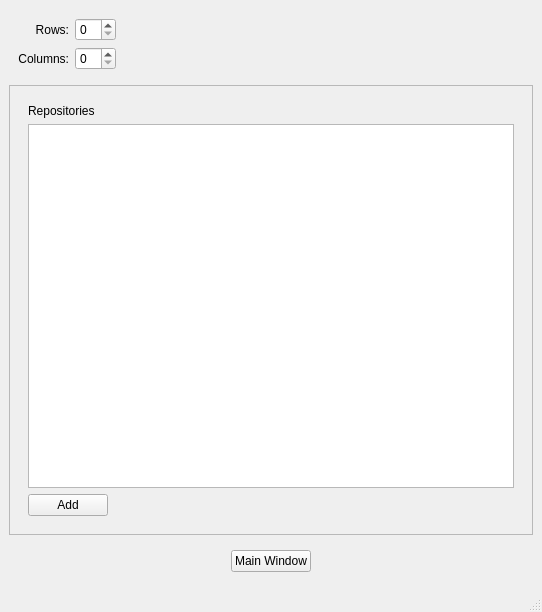
Above: Git-Dashboard/CreateConfigWindow.ui from jplflyer/Git-Dashboard before the change. Below: the same form after it.
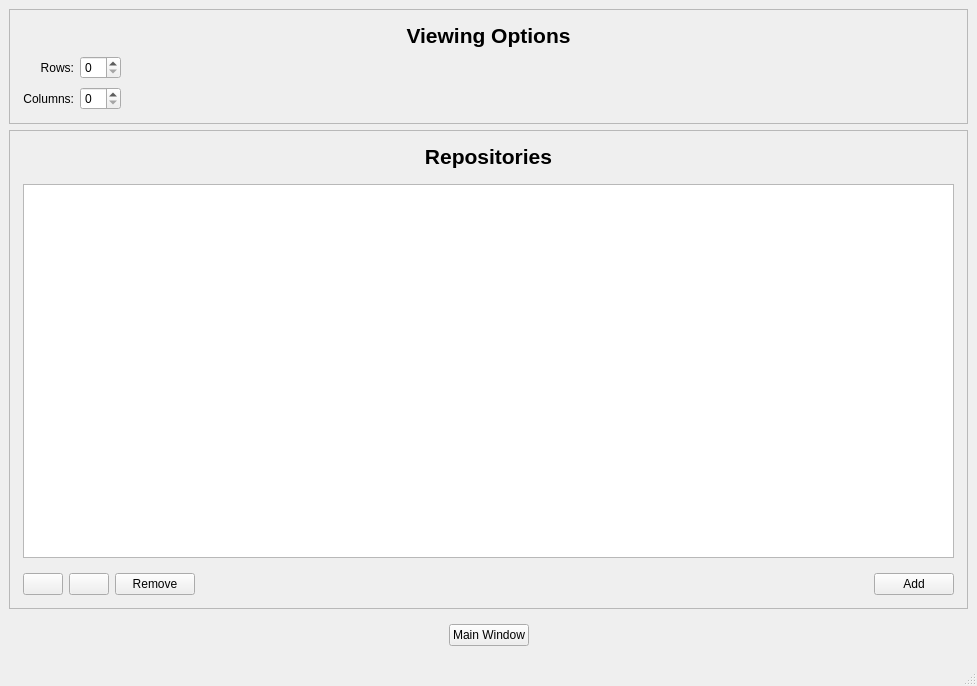
That is the form after the change. Icons and pictures are not drawn.

Commit message: GDASH-8: Can resort repos in the config directory.

The edit to the form file:
```diff
--- a/Git-Dashboard/CreateConfigWindow.ui
+++ b/Git-Dashboard/CreateConfigWindow.ui
@@ -6,19 +6,43 @@
    <rect>
     <x>0</x>
     <y>0</y>
-    <width>542</width>
-    <height>612</height>
+    <width>977</width>
+    <height>686</height>
    </rect>
   </property>
   <property name="windowTitle">
    <string>Git Dashboard Configuration</string>
   </property>
   <widget class="QWidget" name="centralwidget">
+   <layout class="QVBoxLayout" name="verticalLayout_4">
+    <item>
+     <widget class="QFrame" name="viewOptionsFrame">
+      <property name="frameShape">
+       <enum>QFrame::StyledPanel</enum>
+      </property>
+      <property name="frameShadow">
+       <enum>QFrame::Raised</enum>
+      </property>
    <layout class="QVBoxLayout" name="verticalLayout_3">
     <item>
      <widget class="QWidget" name="formWidget" native="true">
       <layout class="QGridLayout" name="gridLayout">
-       <item row="0" column="0">
+          <property name="leftMargin">
+           <number>4</number>
+          </property>
+          <property name="topMargin">
+           <number>4</number>
+          </property>
+          <property name="rightMargin">
+           <number>4</number>
+          </property>
+          <property name="bottomMargin">
+           <number>4</number>
+          </property>
+          <property name="verticalSpacing">
+           <number>8</number>
+          </property>
+          <item row="1" column="0">
         <widget class="QLabel" name="rowsL">
          <property name="text">
           <string>Rows:</string>
@@ -28,10 +52,14 @@
          </property>
         </widget>
        </item>
-       <item row="0" column="1">
-        <widget class="QSpinBox" name="rowsSpin"/>
-       </item>
-       <item row="0" column="2">
+          <item row="1" column="1">
+           <widget class="QSpinBox" name="rowsSpin">
+            <property name="maximum">
+             <number>32</number>
+            </property>
+           </widget>
+          </item>
+          <item row="1" column="2">
         <spacer name="horizontalSpacer">
          <property name="orientation">
           <enum>Qt::Horizontal</enum>
@@ -44,7 +72,7 @@
          </property>
         </spacer>
        </item>
-       <item row="1" column="0">
+          <item row="2" column="0">
         <widget class="QLabel" name="columnsL">
          <property name="text">
           <string>Columns:</string>
@@ -54,8 +82,32 @@
          </property>
         </widget>
        </item>
-       <item row="1" column="1">
-        <widget class="QSpinBox" name="columnsSpin"/>
+          <item row="2" column="1">
+           <widget class="QSpinBox" name="columnsSpin">
+            <property name="maximum">
+             <number>32</number>
+            </property>
+           </widget>
+          </item>
+          <item row="0" column="0" colspan="3">
+           <widget class="QLabel" name="label">
+            <property name="font">
+             <font>
+              <pointsize>16</pointsize>
+              <weight>75</weight>
+              <bold>true</bold>
+             </font>
+            </property>
+            <property name="text">
+             <string>Viewing Options</string>
+            </property>
+            <property name="alignment">
+             <set>Qt::AlignCenter</set>
+            </property>
+           </widget>
+          </item>
+         </layout>
+        </widget>
        </item>
       </layout>
      </widget>
@@ -72,15 +124,47 @@
        <item>
         <widget class="QWidget" name="repositoriesContainer" native="true">
          <layout class="QVBoxLayout" name="verticalLayout">
+          <property name="spacing">
+           <number>15</number>
+          </property>
+          <property name="leftMargin">
+           <number>4</number>
+          </property>
+          <property name="topMargin">
+           <number>4</number>
+          </property>
+          <property name="rightMargin">
+           <number>4</number>
+          </property>
+          <property name="bottomMargin">
+           <number>4</number>
+          </property>
           <item>
            <widget class="QLabel" name="repositoriesL">
+            <property name="font">
+             <font>
+              <pointsize>16</pointsize>
+              <weight>75</weight>
+              <bold>true</bold>
+             </font>
+            </property>
             <property name="text">
              <string>Repositories</string>
             </property>
+            <property name="alignment">
+             <set>Qt::AlignCenter</set>
+            </property>
            </widget>
           </item>
           <item>
-           <widget class="QTableView" name="repositoriesTable"/>
+           <widget class="QTableView" name="repositoriesTable">
+            <property name="selectionBehavior">
+             <enum>QAbstractItemView::SelectRows</enum>
+            </property>
+            <attribute name="verticalHeaderVisible">
+             <bool>false</bool>
+            </attribute>
+           </widget>
           </item>
           <item>
            <widget class="QWidget" name="repoButtonsWidget" native="true">
@@ -98,9 +182,45 @@
               <number>0</number>
              </property>
              <item>
-              <widget class="QPushButton" name="addRepoPB">
+              <widget class="QPushButton" name="upPB">
                <property name="text">
-                <string>Add</string>
+                <string/>
+               </property>
+               <property name="icon">
+                <iconset>
+                 <normalon>:/Image/UpArrow.iconset/icon_128x128.png</normalon>
+                </iconset>
+               </property>
+               <property name="iconSize">
+                <size>
+                 <width>32</width>
+                 <height>32</height>
+                </size>
+               </property>
+              </widget>
+             </item>
+             <item>
+              <widget class="QPushButton" name="downPB">
+               <property name="text">
+                <string/>
+               </property>
+               <property name="icon">
+                <iconset>
+                 <normalon>:/Image/DownArrow.iconset/icon_128x128.png</normalon>
+                </iconset>
+               </property>
+               <property name="iconSize">
+                <size>
+                 <width>32</width>
+                 <height>32</height>
+                </size>
+               </property>
+              </widget>
+             </item>
+             <item>
+              <widget class="QPushButton" name="removePB">
+               <property name="text">
+                <string>Remove</string>
                </property>
               </widget>
              </item>
@@ -117,6 +237,13 @@
                </property>
               </spacer>
              </item>
+             <item>
+              <widget class="QPushButton" name="addRepoPB">
+               <property name="text">
+                <string>Add</string>
+               </property>
+              </widget>
+             </item>
             </layout>
            </widget>
           </item>
```
Left out of the diff: 4 changed lines with no effect on the pictures. Lines whose indentation alone changed are shown as unchanged. The commit also changes 25 other files.
